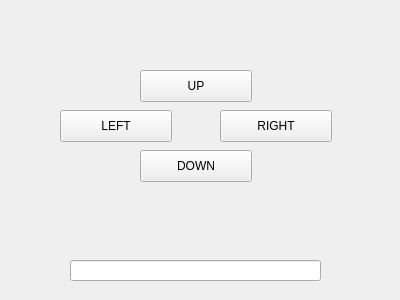
This is Desktop App/widget.ui in msultani/Robotic-Interactive-Computing-System-RICS as Qt 5 draws it before an edit. The edited form follows.
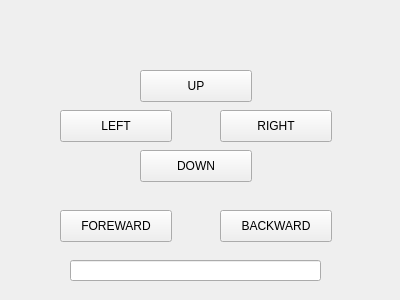
This is the edited form.

```diff
--- a/Desktop App/widget.ui
+++ b/Desktop App/widget.ui
@@ -75,6 +75,32 @@
     </rect>
    </property>
   </widget>
+  <widget class="QPushButton" name="pushButton">
+   <property name="geometry">
+    <rect>
+     <x>60</x>
+     <y>210</y>
+     <width>112</width>
+     <height>32</height>
+    </rect>
+   </property>
+   <property name="text">
+    <string>FOREWARD</string>
+   </property>
+  </widget>
+  <widget class="QPushButton" name="pushButton_2">
+   <property name="geometry">
+    <rect>
+     <x>220</x>
+     <y>210</y>
+     <width>112</width>
+     <height>32</height>
+    </rect>
+   </property>
+   <property name="text">
+    <string>BACKWARD</string>
+   </property>
+  </widget>
  </widget>
  <layoutdefault spacing="6" margin="11"/>
  <resources/>
```
